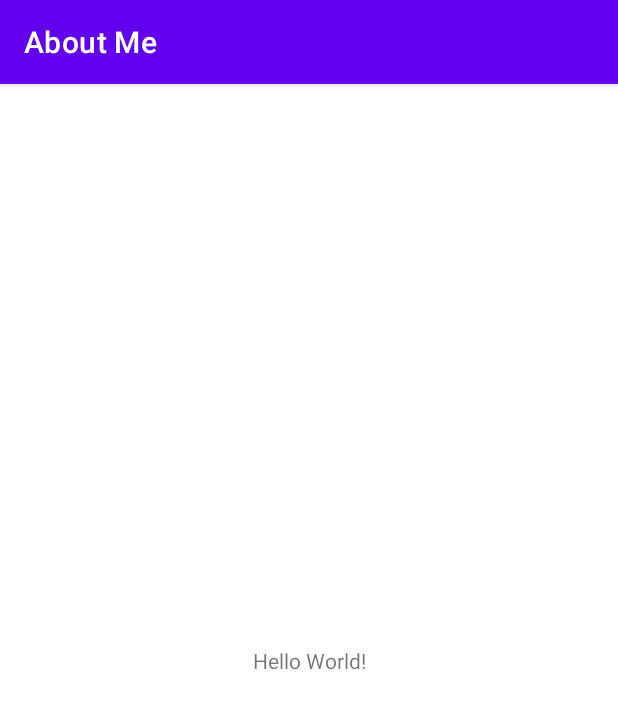
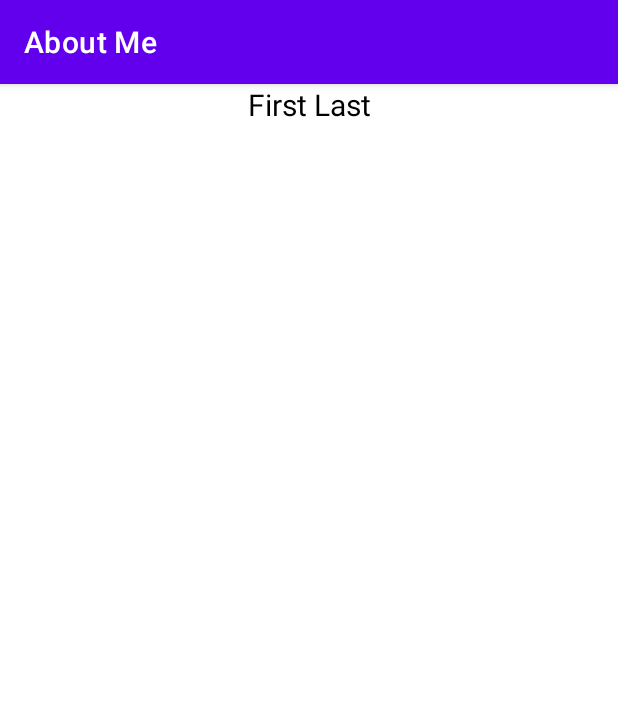
Before and after one commit to adj006/AboutMe, an Android app: the screen it shows after launch (MainActivity), on a phone screen of 412 x 824 dp. Shown: the top 709 px of the screen. Run offline under Robolectric (Android 15) with nearby library versions, the phone set to English and light mode, and no system bars.

Commit message:
Added text view

```diff
--- a/app/src/main/res/layout/activity_main.xml
+++ b/app/src/main/res/layout/activity_main.xml
@@ -1,18 +1,15 @@
 <?xml version="1.0" encoding="utf-8"?>
-<androidx.constraintlayout.widget.ConstraintLayout xmlns:android="http://schemas.android.com/apk/res/android"
-    xmlns:app="http://schemas.android.com/apk/res-auto"
-    xmlns:tools="http://schemas.android.com/tools"
+<LinearLayout xmlns:android="http://schemas.android.com/apk/res/android"
     android:layout_width="match_parent"
-    android:layout_height="match_parent"
-    tools:context=".MainActivity">
+    android:layout_height="match_parent" >
 
     <TextView
-        android:layout_width="wrap_content"
+        android:id="@+id/name_text"
+        android:layout_width="match_parent"
         android:layout_height="wrap_content"
-        android:text="Hello World!"
-        app:layout_constraintBottom_toBottomOf="parent"
-        app:layout_constraintLeft_toLeftOf="parent"
-        app:layout_constraintRight_toRightOf="parent"
-        app:layout_constraintTop_toTopOf="parent" />
+        android:text="@string/name"
+        android:textAlignment="center"
+        android:textColor="@android:color/black"
+        android:textSize="@dimen/text_size" />
 
-</androidx.constraintlayout.widget.ConstraintLayout>
+</LinearLayout>
--- /dev/null
+++ b/app/src/main/res/values/dimens.xml
@@ -0,0 +1,4 @@
+<?xml version="1.0" encoding="utf-8"?>
+<resources>
+    <dimen name="text_size">20sp</dimen>
+</resources>
--- a/app/src/main/res/values/strings.xml
+++ b/app/src/main/res/values/strings.xml
@@ -1,3 +1,4 @@
 <resources>
     <string name="app_name">About Me</string>
+    <string name="name">First Last</string>
 </resources>
```
